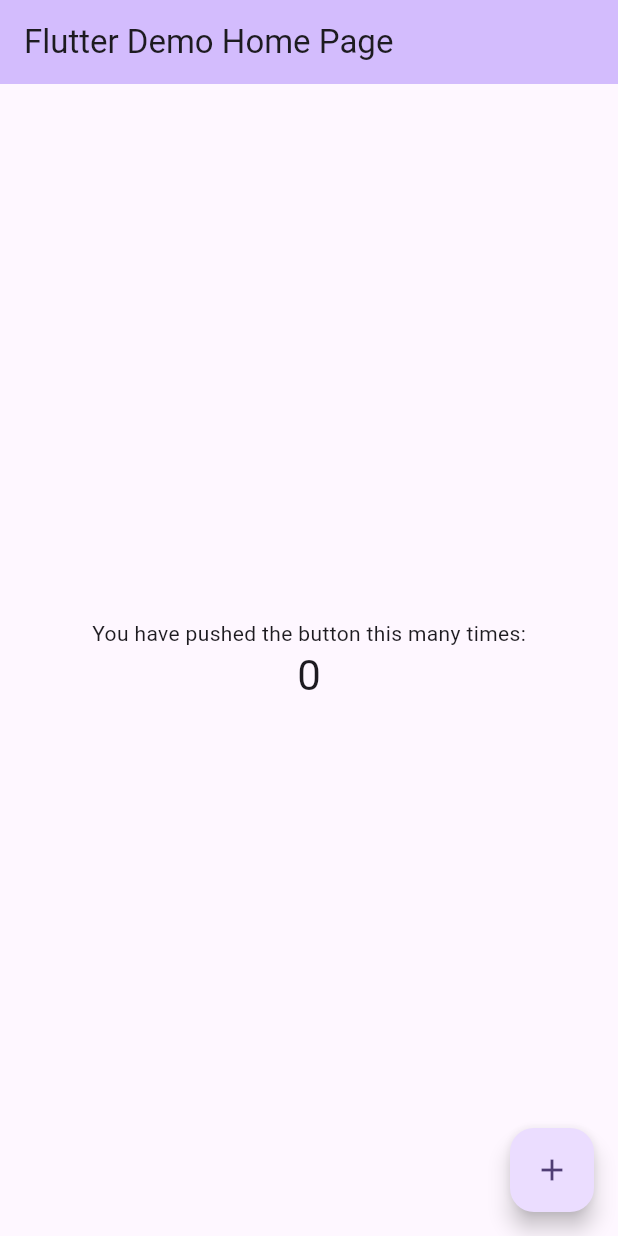
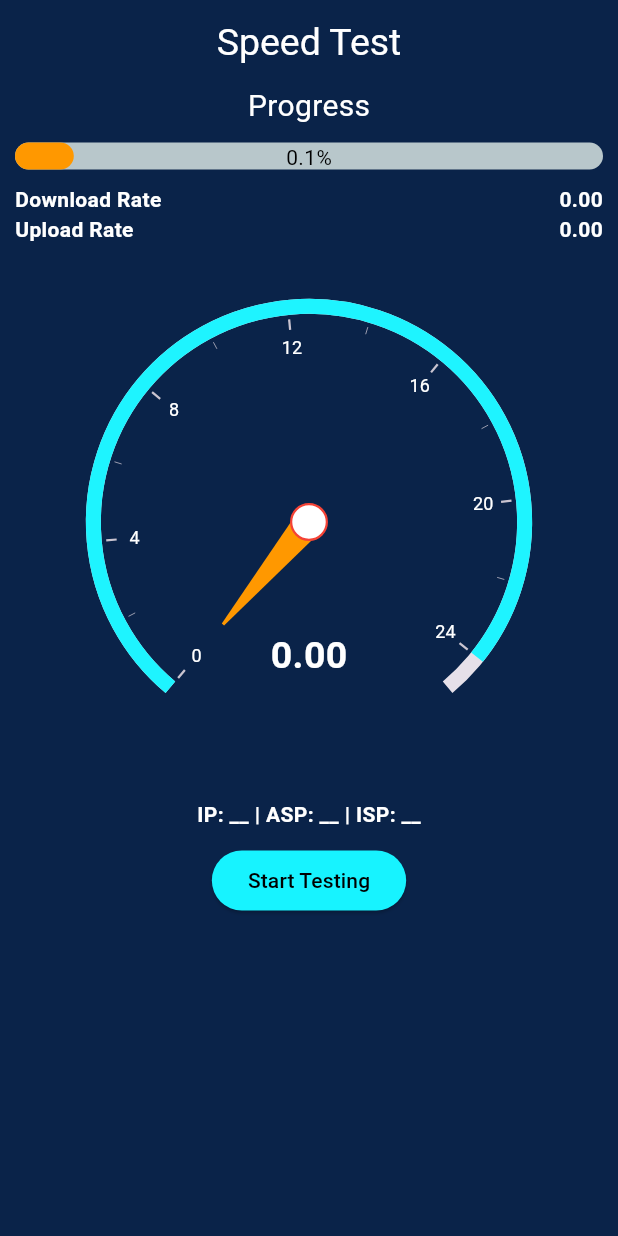
Before and after one commit to WmIsuru2001/Internet-Speed-Test-App, a Flutter app: the screen it shows after launch, on a phone screen of 412 x 824 dp. Run offline on Flutter 3.47's test engine with Material 3 defaults, Android fonts, the phone set to English and light mode, and no system bars; drawn by our look-alikes of percent_indicator, syncfusion_flutter_gauges.

Commit message:
create speed test ui

```diff
--- a/lib/main.dart
+++ b/lib/main.dart
@@ -1,122 +1,15 @@
 import 'package:flutter/material.dart';
+import 'package:internet_speed_test_app/speed_test_ui.dart';
 
 void main() {
-  runApp(const MyApp());
+  runApp(MyApp());
 }
 
 class MyApp extends StatelessWidget {
   const MyApp({super.key});
 
-  // This widget is the root of your application.
   @override
   Widget build(BuildContext context) {
-    return MaterialApp(
-      title: 'Flutter Demo',
-      theme: ThemeData(
-        // This is the theme of your application.
-        //
-        // TRY THIS: Try running your application with "flutter run". You'll see
-        // the application has a purple toolbar. Then, without quitting the app,
-        // try changing the seedColor in the colorScheme below to Colors.green
-        // and then invoke "hot reload" (save your changes or press the "hot
-        // reload" button in a Flutter-supported IDE, or press "r" if you used
-        // the command line to start the app).
-        //
-        // Notice that the counter didn't reset back to zero; the application
-        // state is not lost during the reload. To reset the state, use hot
-        // restart instead.
-        //
-        // This works for code too, not just values: Most code changes can be
-        // tested with just a hot reload.
-        colorScheme: .fromSeed(seedColor: Colors.deepPurple),
-      ),
-      home: const MyHomePage(title: 'Flutter Demo Home Page'),
-    );
+    return MaterialApp(debugShowCheckedModeBanner: false, home: SpeedTestUi());
   }
 }
-
-class MyHomePage extends StatefulWidget {
-  const MyHomePage({super.key, required this.title});
-
-  // This widget is the home page of your application. It is stateful, meaning
-  // that it has a State object (defined below) that contains fields that affect
-  // how it looks.
-
-  // This class is the configuration for the state. It holds the values (in this
-  // case the title) provided by the parent (in this case the App widget) and
-  // used by the build method of the State. Fields in a Widget subclass are
-  // always marked "final".
-
-  final String title;
-
-  @override
-  State<MyHomePage> createState() => _MyHomePageState();
-}
-
-class _MyHomePageState extends State<MyHomePage> {
-  int _counter = 0;
-
-  void _incrementCounter() {
-    setState(() {
-      // This call to setState tells the Flutter framework that something has
-      // changed in this State, which causes it to rerun the build method below
-      // so that the display can reflect the updated values. If we changed
-      // _counter without calling setState(), then the build method would not be
-      // called again, and so nothing would appear to happen.
-      _counter++;
-    });
-  }
-
-  @override
-  Widget build(BuildContext context) {
-    // This method is rerun every time setState is called, for instance as done
-    // by the _incrementCounter method above.
-    //
-    // The Flutter framework has been optimized to make rerunning build methods
-    // fast, so that you can just rebuild anything that needs updating rather
-    // than having to individually change instances of widgets.
-    return Scaffold(
-      appBar: AppBar(
-        // TRY THIS: Try changing the color here to a specific color (to
-        // Colors.amber, perhaps?) and trigger a hot reload to see the AppBar
-        // change color while the other colors stay the same.
-        backgroundColor: Theme.of(context).colorScheme.inversePrimary,
-        // Here we take the value from the MyHomePage object that was created by
-        // the App.build method, and use it to set our appbar title.
-        title: Text(widget.title),
-      ),
-      body: Center(
-        // Center is a layout widget. It takes a single child and positions it
-        // in the middle of the parent.
-        child: Column(
-          // Column is also a layout widget. It takes a list of children and
-          // arranges them vertically. By default, it sizes itself to fit its
-          // children horizontally, and tries to be as tall as its parent.
-          //
-          // Column has various properties to control how it sizes itself and
-          // how it positions its children. Here we use mainAxisAlignment to
-          // center the children vertically; the main axis here is the vertical
-          // axis because Columns are vertical (the cross axis would be
-          // horizontal).
-          //
-          // TRY THIS: Invoke "debug painting" (choose the "Toggle Debug Paint"
-          // action in the IDE, or press "p" in the console), to see the
-          // wireframe for each widget.
-          mainAxisAlignment: .center,
-          children: [
-            const Text('You have pushed the button this many times:'),
-            Text(
-              '$_counter',
-              style: Theme.of(context).textTheme.headlineMedium,
-            ),
-          ],
-        ),
-      ),
-      floatingActionButton: FloatingActionButton(
-        onPressed: _incrementCounter,
-        tooltip: 'Increment',
-        child: const Icon(Icons.add),
-      ),
-    );
-  }
-}
--- /dev/null
+++ b/lib/speed_test_ui.dart
@@ -0,0 +1,178 @@
+import 'package:flutter/material.dart';
+import 'package:percent_indicator/flutter_percent_indicator.dart';
+import 'package:syncfusion_flutter_gauges/gauges.dart';
+
+class SpeedTestUi extends StatefulWidget {
+  const SpeedTestUi({super.key});
+
+  @override
+  State<SpeedTestUi> createState() => _SpeedTestUiState();
+}
+
+class _SpeedTestUiState extends State<SpeedTestUi> {
+  //display progress
+  double displayProgress = 0.1;
+  //rate values
+  final double _downloadRate = 0.0;
+  final double _uploadRate = 0.0;
+  final double displayRate = 0.0;
+  bool isServerSelectionInProgress = false;
+  String? _isp;
+  String? _asp;
+  String? _asn;
+  @override
+  Widget build(BuildContext context) {
+    return Scaffold(
+      backgroundColor: Color.fromARGB(255, 10, 35, 73),
+      appBar: AppBar(
+        title: Text("Speed Test"),
+        titleTextStyle: TextStyle(color: Colors.white, fontSize: 25),
+        backgroundColor: Color.fromARGB(255, 10, 35, 73),
+        elevation: 0,
+        centerTitle: true,
+      ),
+      body: Column(
+        children: [
+          Text(
+            "Progress",
+            style: TextStyle(
+              color: Colors.white,
+              fontSize: 20,
+              fontWeight: FontWeight.w400,
+            ),
+          ),
+          SizedBox(height: 10),
+          LinearPercentIndicator(
+            percent: displayProgress,
+            lineHeight: 18,
+            progressColor: Colors.orange,
+            center: Text(
+              "${displayProgress.toStringAsFixed(1)}%",
+              style: TextStyle(color: Colors.black, fontSize: 14),
+            ),
+            barRadius: Radius.circular(10),
+          ),
+          SizedBox(height: 10),
+          Padding(
+            padding: const EdgeInsets.symmetric(horizontal: 10),
+            child: Row(
+              mainAxisAlignment: MainAxisAlignment.spaceBetween,
+              children: [
+                Column(
+                  crossAxisAlignment: CrossAxisAlignment.start,
+                  children: [
+                    Text(
+                      "Download Rate",
+                      style: TextStyle(
+                        color: Colors.white,
+                        fontWeight: FontWeight.bold,
+                      ),
+                    ),
+                    Text(
+                      "Upload Rate",
+                      style: TextStyle(
+                        color: Colors.white,
+                        fontWeight: FontWeight.bold,
+                      ),
+                    ),
+                  ],
+                ),
+                Column(
+                  crossAxisAlignment: CrossAxisAlignment.start,
+                  children: [
+                    Text(
+                      _downloadRate.toStringAsFixed(2),
+                      style: TextStyle(
+                        color: Colors.white,
+                        fontWeight: FontWeight.bold,
+                      ),
+                    ),
+                    Text(
+                      _uploadRate.toStringAsFixed(2),
+                      style: TextStyle(
+                        color: Colors.white,
+                        fontWeight: FontWeight.bold,
+                      ),
+                    ),
+                  ],
+                ),
+              ],
+            ),
+          ),
+          SizedBox(height: 10),
+          SfRadialGauge(
+            axes: [
+              RadialAxis(
+                radiusFactor: 0.85,
+                minorTicksPerInterval: 1,
+                tickOffset: 3,
+                useRangeColorForAxis: true,
+                interval: 4,
+                minimum: 0,
+                maximum: 25,
+                axisLabelStyle: GaugeTextStyle(color: Colors.white),
+                ranges: [
+                  GaugeRange(
+                    color: Color.fromARGB(255, 30, 244, 255),
+                    startValue: 0,
+                    endValue: 24,
+                    startWidth: 5,
+                    endWidth: 10,
+                  ),
+                ],
+                pointers: [
+                  NeedlePointer(
+                    value: displayRate,
+                    enableAnimation: true,
+                    needleColor: Colors.orange,
+                    tailStyle: TailStyle(
+                      color: Colors.white,
+                      borderWidth: 0.1,
+                      borderColor: Colors.blue,
+                    ),
+                    knobStyle: KnobStyle(
+                      color: Colors.white,
+                      borderColor: Colors.red,
+                      borderWidth: 0.01,
+                    ),
+                  ),
+                ],
+                annotations: [
+                  GaugeAnnotation(
+                    widget: Container(
+                      child: Text(
+                        displayRate.toStringAsFixed(2),
+                        style: TextStyle(
+                          color: Colors.white,
+                          fontWeight: FontWeight.bold,
+                          fontSize: 25,
+                        ),
+                      ),
+                    ),
+                    angle: 90,
+                    positionFactor: 0.6,
+                  ),
+                ],
+              ),
+            ],
+          ),
+          SizedBox(height: 10),
+          Text(
+            isServerSelectionInProgress
+                ? "Selecting Server..."
+                : 'IP: ${_isp ?? '__'} | ASP: ${_asn ?? '__'} | ISP: ${_asp ?? '__'}',
+            style: TextStyle(color: Colors.white, fontWeight: FontWeight.bold),
+          ),
+          SizedBox(height: 10),
+          ElevatedButton(
+            onPressed: () {},
+            style: ElevatedButton.styleFrom(
+              backgroundColor: Color.fromARGB(255, 23, 243, 255),
+            ),
+            child: Text("Start Testing", style: TextStyle(color: Colors.black)),
+          ),
+        ],
+      ),
+    );
+  }
+}
--- a/pubspec.yaml
+++ b/pubspec.yaml
@@ -34,6 +34,8 @@ dependencies:
   # The following adds the Cupertino Icons font to your application.
   # Use with the CupertinoIcons class for iOS style icons.
   cupertino_icons: ^1.0.8
+  percent_indicator: ^4.2.5
+  syncfusion_flutter_gauges: ^33.2.15
 
 dev_dependencies:
   flutter_test:
```
Also changed, not shown: pubspec.lock.
